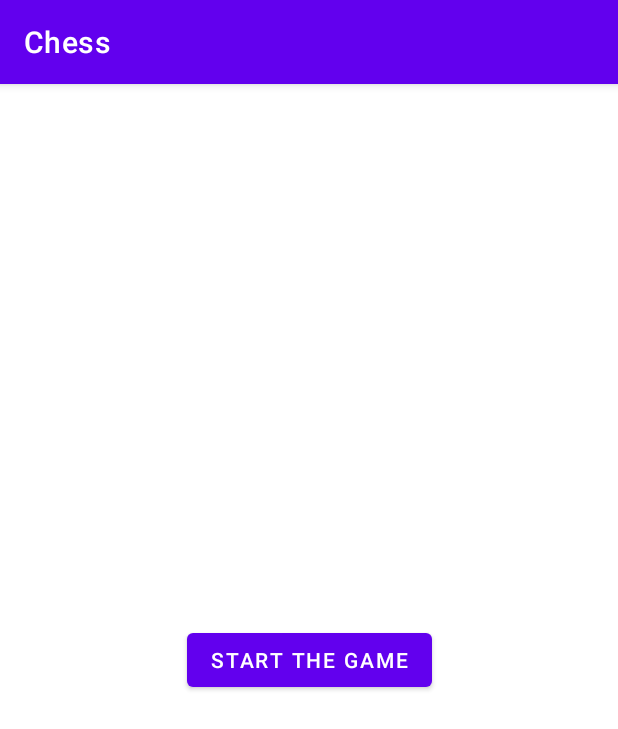
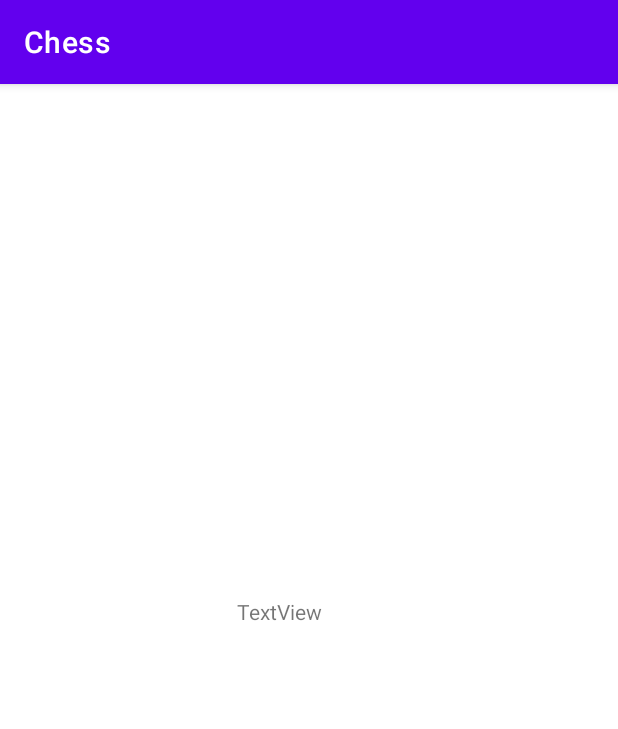
Before and after one commit to kaniad99/android-chess, an Android app: the screen it shows after launch (MainActivity before the commit, GameActivity after it), after a tap on "START THE GAME", on a phone screen of 412 x 824 dp. Shown: the top 729 px of the screen. Run offline under Robolectric (Android 15) with nearby library versions, the phone set to English and light mode, and no system bars.

Commit message:
feat: added project skeleton

```diff
--- a/app/build.gradle
+++ b/app/build.gradle
@@ -37,6 +37,8 @@ dependencies {
     implementation 'androidx.appcompat:appcompat:1.3.1'
     implementation 'com.google.android.material:material:1.4.0'
     implementation 'androidx.constraintlayout:constraintlayout:2.1.0'
+    implementation 'androidx.lifecycle:lifecycle-livedata-ktx:2.3.1'
+    implementation 'androidx.lifecycle:lifecycle-viewmodel-ktx:2.3.1'
     testImplementation 'junit:junit:4.13.2'
     androidTestImplementation 'androidx.test.ext:junit:1.1.3'
     androidTestImplementation 'androidx.test.espresso:espresso-core:3.4.0'
--- a/app/src/main/AndroidManifest.xml
+++ b/app/src/main/AndroidManifest.xml
@@ -9,6 +9,7 @@
         android:roundIcon="@mipmap/ic_launcher_round"
         android:supportsRtl="true"
         android:theme="@style/Theme.Chess">
+        <activity android:name=".GameActivity"></activity>
         <activity android:name=".MainActivity">
             <intent-filter>
                 <action android:name="android.intent.action.MAIN" />
--- /dev/null
+++ b/app/src/main/java/com/mindorks/framework/chess/BoardView.java
@@ -0,0 +1,14 @@
+package com.mindorks.framework.chess;
+
+import android.content.Context;
+import android.util.AttributeSet;
+import android.view.View;
+
+
+import androidx.annotation.Nullable;
+
+public class BoardView extends View {
+    public BoardView(Context context, @Nullable AttributeSet attrs) {
+        super(context, attrs);
+    }
+}
--- /dev/null
+++ b/app/src/main/java/com/mindorks/framework/chess/GameActivity.java
@@ -0,0 +1,15 @@
+package com.mindorks.framework.chess;
+
+import androidx.appcompat.app.AppCompatActivity;
+
+import android.os.Bundle;
+
+public class GameActivity extends AppCompatActivity {
+
+    @Override
+    protected void onCreate(Bundle savedInstanceState) {
+        super.onCreate(savedInstanceState);
+        setContentView(R.layout.game_activity);
+
+    }
+}
--- a/app/src/main/java/com/mindorks/framework/chess/MainActivity.java
+++ b/app/src/main/java/com/mindorks/framework/chess/MainActivity.java
@@ -3,6 +3,7 @@ package com.mindorks.framework.chess;
 import androidx.appcompat.app.AppCompatActivity;
 import androidx.lifecycle.ViewModelProvider;
 
+import android.content.Intent;
 import android.os.Bundle;
 import android.view.View;
 
@@ -26,6 +27,12 @@ public class MainActivity extends AppCompatActivity {
     }
 
     public void initView() {
-        binding.startButton.setOnClickListener(v -> viewModel.testToast());
+        binding.startButton.setOnClickListener(v -> showBoard(binding.getRoot()));
+    }
+
+    public void showBoard(View view){
+        Intent intent = new Intent(this, GameActivity.class);
+
+        startActivity(intent);
     }
 }
--- /dev/null
+++ b/app/src/main/res/layout/game_activity.xml
@@ -0,0 +1,19 @@
+<?xml version="1.0" encoding="utf-8"?>
+<RelativeLayout xmlns:android="http://schemas.android.com/apk/res/android"
+    xmlns:tools="http://schemas.android.com/tools"
+    android:id="@+id/container"
+    android:layout_width="match_parent"
+    android:layout_height="match_parent"
+    tools:context=".GameActivity" >
+
+    <TextView
+        android:id="@+id/textView"
+        android:layout_width="89dp"
+        android:layout_height="50dp"
+        android:layout_alignParentStart="true"
+        android:layout_alignParentTop="true"
+        android:layout_centerInParent="true"
+        android:layout_marginStart="158dp"
+        android:layout_marginTop="342dp"
+        android:text="TextView" />
+</RelativeLayout>
```
